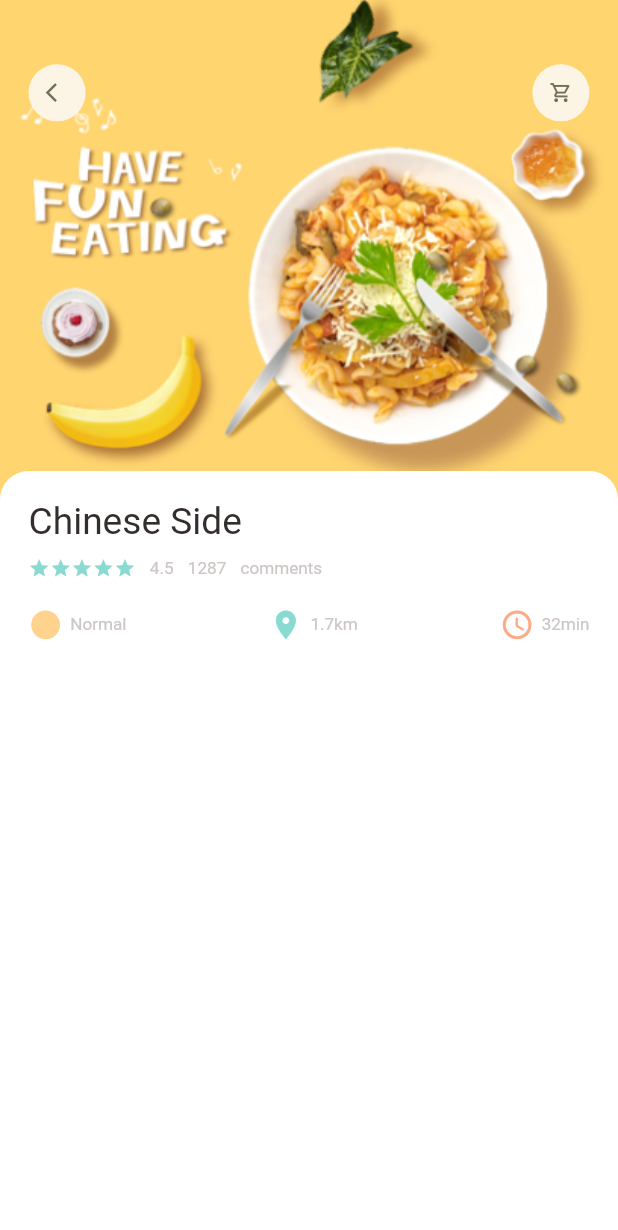
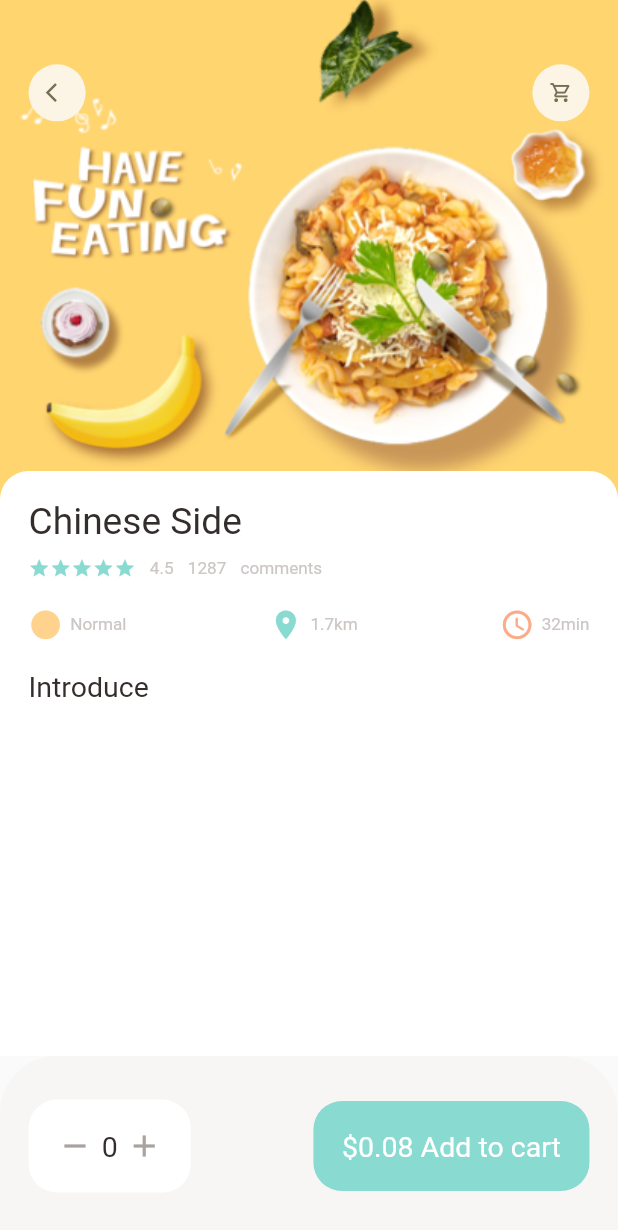
Before and after one commit to PriomDeb/food_order_app, a Flutter app: the screen it shows after launch, on a phone screen of 412 x 824 dp. Shown: the top 1230 px of the screen. Run offline on Flutter 3.47's test engine with Material 2 defaults, Android fonts, the phone set to English and light mode, and no system bars; our stand-ins replace dots_indicator, get.

Commit message:
BottomNavigationBar in popular food detail

```diff
--- a/lib/pages/food/popular_food_detail.dart
+++ b/lib/pages/food/popular_food_detail.dart
@@ -61,10 +61,85 @@ class PopularFoodDetail extends StatelessWidget {
                     topLeft: Radius.circular(Dimensions.responsiveHeight(20))),
                 color: Colors.white,
               ),
-              child: AppColumn(text: "Chinese Side"),
+              child: Column(
+                crossAxisAlignment: CrossAxisAlignment.start,
+                children: [
+                  AppColumn(text: "Chinese Side"),
+                  SizedBox(
+                    height: Dimensions.responsiveHeight(20),
+                  ),
+                  BigText(text: "Introduce"),
+                ],
+              ),
             ),
-          )
+          ),
         ],
+      ),
+      bottomNavigationBar: Container(
+        height: 120,
+        padding: EdgeInsets.only(
+            top: Dimensions.responsiveHeight(30),
+            bottom: Dimensions.responsiveHeight(30),
+            left: Dimensions.responsiveHeight(20),
+            right: Dimensions.responsiveHeight(20)),
+        decoration: BoxDecoration(
+          borderRadius: BorderRadius.only(
+              topLeft: Radius.circular(Dimensions.responsiveHeight(40)),
+              topRight: Radius.circular(Dimensions.responsiveHeight(40))),
+          color: AppColors.buttonBackgroundColor,
+          // color: Colors.amber,
+        ),
+        child: Row(
+          mainAxisAlignment: MainAxisAlignment.spaceBetween,
+          children: [
+            Container(
+              padding: EdgeInsets.only(
+                  left: Dimensions.responsiveHeight(20),
+                  right: Dimensions.responsiveHeight(20),
+                  top: Dimensions.responsiveHeight(20),
+                  bottom: Dimensions.responsiveHeight(20)),
+              decoration: BoxDecoration(
+                color: Colors.white,
+                borderRadius: BorderRadius.all(
+                    Radius.circular(Dimensions.responsiveHeight(20))),
+              ),
+              child: Row(
+                mainAxisAlignment: MainAxisAlignment.spaceBetween,
+                children: [
+                  // BigText(text: "-"),
+                  Icon(
+                    Icons.remove,
+                    color: AppColors.signColor,
+                  ),
+                  SizedBox(width: Dimensions.responsiveHeight(6)),
+                  BigText(text: "0"),
+                  SizedBox(width: Dimensions.responsiveHeight(6)),
+                  // BigText(text: "+"),
+                  Icon(
+                    Icons.add,
+                    color: AppColors.signColor,
+                  ),
+                ],
+              ),
+            ),
+            Container(
+              padding: EdgeInsets.only(
+                  left: Dimensions.responsiveHeight(20),
+                  right: Dimensions.responsiveHeight(20),
+                  top: Dimensions.responsiveHeight(20),
+                  bottom: Dimensions.responsiveHeight(20)),
+              decoration: BoxDecoration(
+                borderRadius:
+                    BorderRadius.circular(Dimensions.responsiveHeight(20)),
+                color: AppColors.mainColor,
+              ),
+              child: BigText(
+                text: "\$0.08 Add to cart",
+                color: Colors.white,
+              ),
+            ),
+          ],
+        ),
       ),
     );
   }
```
